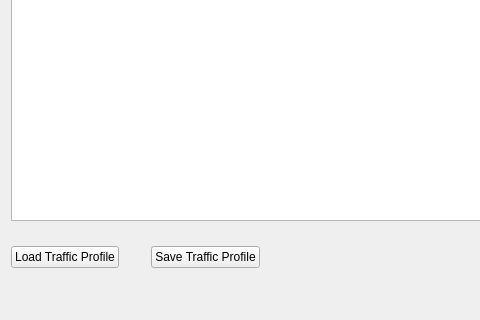
Above: trafficwindow.ui from MonteDarkfloyd/RUGE before the change; both pictures show x 0 to 480 and y 303 to 623 of the 1083 by 623 pixel window. Below: the same form after it.
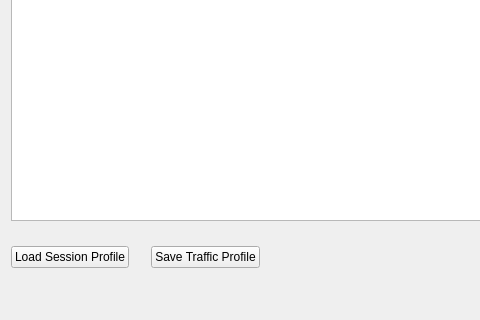
That is the form after the change.

Commit message: Load session button opens basic sessions. createsession has been commented so github version should work.

What changed in the file:
```diff
--- a/trafficwindow.ui
+++ b/trafficwindow.ui
@@ -171,7 +171,7 @@
        </sizepolicy>
       </property>
       <property name="text">
-       <string>Load Traffic Profile</string>
+       <string>Load Session Profile</string>
       </property>
      </widget>
     </item>
```
The commit also changes 7 other files.
